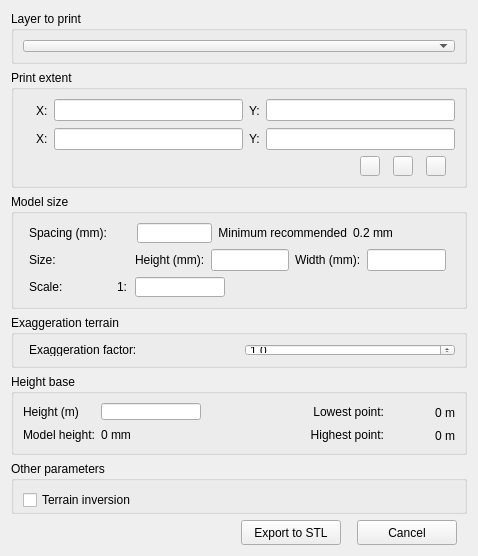
This is DEMto3D-QGIS/DEMto3D_Dialog/DEMto3D_dialog_base.ui in jawensi/DEMto3D-QGIS-Plugin as Qt 5 draws it before an edit. The edited form follows.
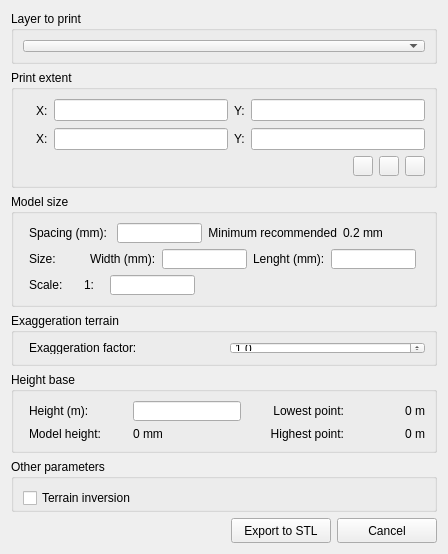
This is the edited form. Icons and pictures are not drawn.

What changed in the file:
```diff
--- a/DEMto3D-QGIS/DEMto3D_Dialog/DEMto3D_dialog_base.ui
+++ b/DEMto3D-QGIS/DEMto3D_Dialog/DEMto3D_dialog_base.ui
@@ -5,14 +5,6 @@
   <property name="windowModality">
    <enum>Qt::WindowModal</enum>
   </property>
-  <property name="geometry">
-   <rect>
-    <x>0</x>
-    <y>0</y>
-    <width>471</width>
-    <height>550</height>
-   </rect>
-  </property>
   <property name="windowTitle">
    <string>DEM 3D printing</string>
   </property>
@@ -273,18 +265,6 @@
        <layout class="QHBoxLayout" name="horizontalLayout_3">
         <item>
          <widget class="QLabel" name="label_9">
-          <property name="minimumSize">
-           <size>
-            <width>100</width>
-            <height>20</height>
-           </size>
-          </property>
-          <property name="maximumSize">
-           <size>
-            <width>108</width>
-            <height>20</height>
-           </size>
-          </property>
           <property name="text">
            <string>Spacing (mm):</string>
           </property>
@@ -295,15 +275,21 @@
         </item>
         <item>
          <widget class="QLineEdit" name="SpacingLineEdit">
+          <property name="sizePolicy">
+           <sizepolicy hsizetype="Fixed" vsizetype="Fixed">
+            <horstretch>0</horstretch>
+            <verstretch>0</verstretch>
+           </sizepolicy>
+          </property>
           <property name="minimumSize">
            <size>
-            <width>75</width>
+            <width>85</width>
             <height>20</height>
            </size>
           </property>
           <property name="maximumSize">
            <size>
-            <width>75</width>
+            <width>85</width>
             <height>20</height>
            </size>
           </property>
@@ -335,18 +321,6 @@
         </property>
         <item>
          <widget class="QLabel" name="label_11">
-          <property name="minimumSize">
-           <size>
-            <width>100</width>
-            <height>20</height>
-           </size>
-          </property>
-          <property name="maximumSize">
-           <size>
-            <width>100</width>
-            <height>20</height>
-           </size>
-          </property>
           <property name="text">
            <string>Size:</string>
           </property>
@@ -355,7 +329,7 @@
         <item>
          <widget class="QLabel" name="label_12">
           <property name="text">
-           <string>Height (mm):</string>
+           <string>Width (mm):</string>
           </property>
           <property name="buddy">
            <cstring>HeightLineEdit</cstring>
@@ -363,12 +337,31 @@
          </widget>
         </item>
         <item>
-         <widget class="QLineEdit" name="HeightLineEdit"/>
+         <widget class="QLineEdit" name="HeightLineEdit">
+          <property name="sizePolicy">
+           <sizepolicy hsizetype="Fixed" vsizetype="Fixed">
+            <horstretch>0</horstretch>
+            <verstretch>0</verstretch>
+           </sizepolicy>
+          </property>
+          <property name="minimumSize">
+           <size>
+            <width>85</width>
+            <height>20</height>
+           </size>
+          </property>
+          <property name="maximumSize">
+           <size>
+            <width>85</width>
+            <height>20</height>
+           </size>
+          </property>
+         </widget>
         </item>
         <item>
          <widget class="QLabel" name="label_13">
           <property name="text">
-           <string>Width (mm):</string>
+           <string>Lenght (mm):</string>
           </property>
           <property name="buddy">
            <cstring>WidthLineEdit</cstring>
@@ -376,7 +369,26 @@
          </widget>
         </item>
         <item>
-         <widget class="QLineEdit" name="WidthLineEdit"/>
+         <widget class="QLineEdit" name="WidthLineEdit">
+          <property name="sizePolicy">
+           <sizepolicy hsizetype="Fixed" vsizetype="Fixed">
+            <horstretch>0</horstretch>
+            <verstretch>0</verstretch>
+           </sizepolicy>
+          </property>
+          <property name="minimumSize">
+           <size>
+            <width>85</width>
+            <height>20</height>
+           </size>
+          </property>
+          <property name="maximumSize">
+           <size>
+            <width>85</width>
+            <height>20</height>
+           </size>
+          </property>
+         </widget>
         </item>
        </layout>
       </item>
@@ -387,18 +399,6 @@
         </property>
         <item>
          <widget class="QLabel" name="label_15">
-          <property name="minimumSize">
-           <size>
-            <width>82</width>
-            <height>20</height>
-           </size>
-          </property>
-          <property name="maximumSize">
-           <size>
-            <width>82</width>
-            <height>20</height>
-           </size>
-          </property>
           <property name="text">
            <string>Scale:</string>
           </property>
@@ -428,15 +428,21 @@
         </item>
         <item>
          <widget class="QLineEdit" name="ScaleLineEdit">
+          <property name="sizePolicy">
+           <sizepolicy hsizetype="Fixed" vsizetype="Fixed">
+            <horstretch>0</horstretch>
+            <verstretch>0</verstretch>
+           </sizepolicy>
+          </property>
           <property name="minimumSize">
            <size>
-            <width>90</width>
+            <width>85</width>
             <height>20</height>
            </size>
           </property>
           <property name="maximumSize">
            <size>
-            <width>90</width>
+            <width>85</width>
             <height>20</height>
            </size>
           </property>
@@ -515,21 +521,18 @@
       <string>Height base</string>
      </property>
      <layout class="QVBoxLayout" name="verticalLayout_5">
+      <property name="leftMargin">
+       <number>15</number>
+      </property>
       <item>
        <layout class="QGridLayout" name="gridLayout_2">
         <item row="0" column="1">
          <widget class="QLineEdit" name="BaseHeightLineEdit">
-          <property name="minimumSize">
-           <size>
-            <width>100</width>
-            <height>0</height>
-           </size>
-          </property>
-          <property name="maximumSize">
-           <size>
-            <width>100</width>
-            <height>16777215</height>
-           </size>
+          <property name="sizePolicy">
+           <sizepolicy hsizetype="Fixed" vsizetype="Fixed">
+            <horstretch>0</horstretch>
+            <verstretch>0</verstretch>
+           </sizepolicy>
           </property>
          </widget>
         </item>
@@ -537,13 +540,13 @@
          <widget class="QLabel" name="ZMinLabel">
           <property name="minimumSize">
            <size>
-            <width>65</width>
+            <width>75</width>
             <height>20</height>
            </size>
           </property>
           <property name="maximumSize">
            <size>
-            <width>56</width>
+            <width>75</width>
             <height>20</height>
            </size>
           </property>
@@ -557,18 +560,6 @@
         </item>
         <item row="0" column="0">
          <widget class="QLabel" name="label_17">
-          <property name="minimumSize">
-           <size>
-            <width>55</width>
-            <height>0</height>
-           </size>
-          </property>
-          <property name="maximumSize">
-           <size>
-            <width>55</width>
-            <height>16777215</height>
-           </size>
-          </property>
           <property name="text">
            <string>Height (m):</string>
           </property>
@@ -579,18 +570,6 @@
         </item>
         <item row="1" column="3">
          <widget class="QLabel" name="ZMaxLabel">
-          <property name="minimumSize">
-           <size>
-            <width>65</width>
-            <height>20</height>
-           </size>
-          </property>
-          <property name="maximumSize">
-           <size>
-            <width>65</width>
-            <height>20</height>
-           </size>
-          </property>
           <property name="text">
            <string>0 m</string>
           </property>
```
